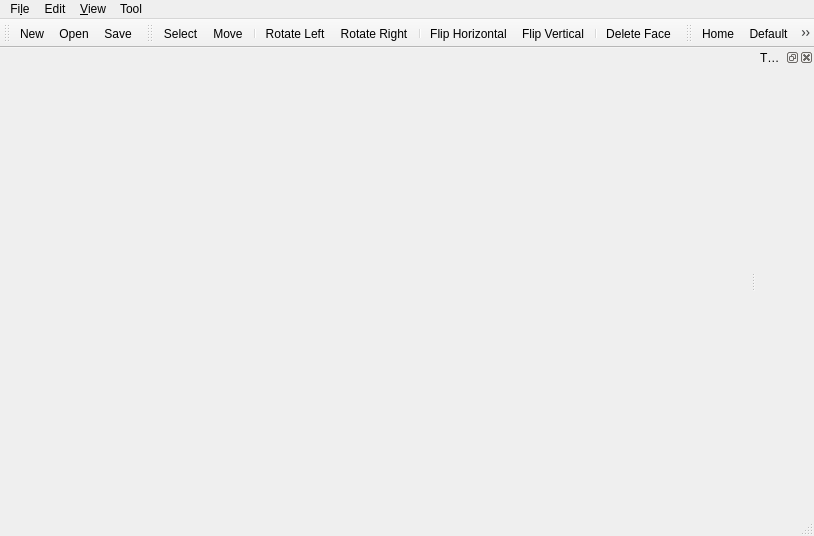
Old version of the form mainwindow.ui in the repository ikskuh/VersaTile.
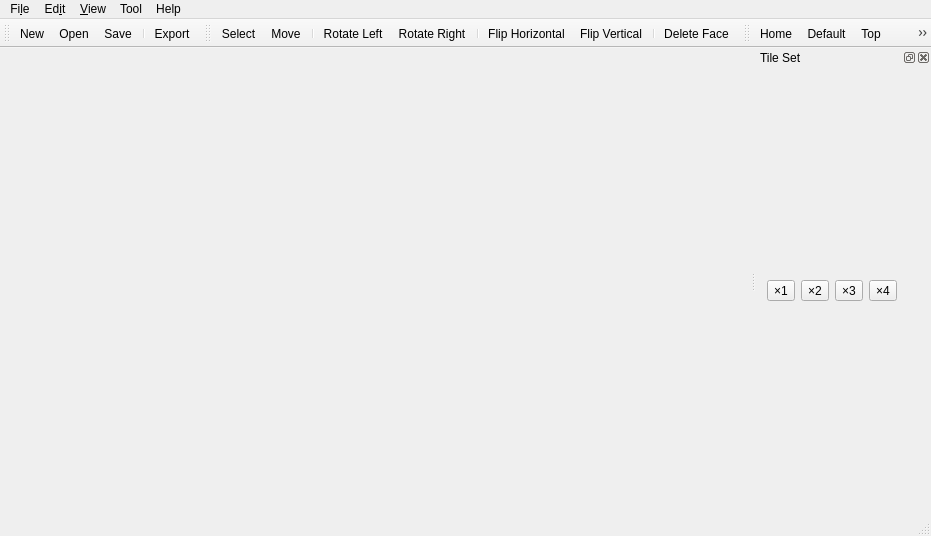
New version of the form. Icons and pictures are not drawn.

Commit message: Adds some more icons, adds about dialog, adds github page link, removes selection from tile view when stopping insert.

Patch:
```diff
--- a/mainwindow.ui
+++ b/mainwindow.ui
@@ -6,7 +6,7 @@
    <rect>
     <x>0</x>
     <y>0</y>
-    <width>809</width>
+    <width>931</width>
     <height>536</height>
    </rect>
   </property>
@@ -26,8 +26,8 @@
     <rect>
      <x>0</x>
      <y>0</y>
-     <width>809</width>
-     <height>19</height>
+     <width>931</width>
+     <height>20</height>
     </rect>
    </property>
    <widget class="QMenu" name="menuFile">
@@ -45,7 +45,7 @@
    </widget>
    <widget class="QMenu" name="menuEdit">
     <property name="title">
-     <string>Edit</string>
+     <string>Ed&amp;it</string>
     </property>
     <addaction name="actionUndo"/>
     <addaction name="actionRedo"/>
@@ -79,10 +79,18 @@
     <addaction name="actionSelect"/>
     <addaction name="actionMove"/>
    </widget>
+   <widget class="QMenu" name="menu">
+    <property name="title">
+     <string>Help</string>
+    </property>
+    <addaction name="actionGitHub_Page"/>
+    <addaction name="actionAbout"/>
+   </widget>
    <addaction name="menuFile"/>
    <addaction name="menuEdit"/>
    <addaction name="menuView"/>
    <addaction name="menuMode"/>
+   <addaction name="menu"/>
   </widget>
   <widget class="QToolBar" name="mainToolBar">
    <property name="windowTitle">
@@ -97,6 +105,8 @@
    <addaction name="actionNew"/>
    <addaction name="actionOpen"/>
    <addaction name="actionSave"/>
+   <addaction name="separator"/>
+   <addaction name="actionExport"/>
   </widget>
   <widget class="QStatusBar" name="statusBar"/>
   <widget class="QDockWidget" name="dockWidgetTileset">
@@ -107,12 +117,66 @@
     <set>Qt::LeftDockWidgetArea|Qt::RightDockWidgetArea</set>
    </property>
    <property name="windowTitle">
-    <string>T&amp;ile Set</string>
+    <string>Tile Set</string>
    </property>
    <attribute name="dockWidgetArea">
     <number>2</number>
    </attribute>
-   <widget class="QWidget" name="dockWidgetContents"/>
+   <widget class="QWidget" name="dockWidgetContents">
+    <layout class="QVBoxLayout" name="verticalLayout">
+     <property name="sizeConstraint">
+      <enum>QLayout::SetMinimumSize</enum>
+     </property>
+     <item>
+      <layout class="QHBoxLayout" name="horizontalLayout">
+       <property name="sizeConstraint">
+        <enum>QLayout::SetDefaultConstraint</enum>
+       </property>
+       <item>
+        <widget class="QToolButton" name="toolButtonZoomX1">
+         <property name="text">
+          <string>×1</string>
+         </property>
+        </widget>
+       </item>
+       <item>
+        <widget class="QToolButton" name="toolButtonZoomX2">
+         <property name="text">
+          <string>×2</string>
+         </property>
+        </widget>
+       </item>
+       <item>
+        <widget class="QToolButton" name="toolButtonZoomX3">
+         <property name="text">
+          <string>×3</string>
+         </property>
+        </widget>
+       </item>
+       <item>
+        <widget class="QToolButton" name="toolButtonZoomX4">
+         <property name="text">
+          <string>×4</string>
+         </property>
+        </widget>
+       </item>
+       <item>
+        <spacer name="horizontalSpacer">
+         <property name="orientation">
+          <enum>Qt::Horizontal</enum>
+         </property>
+         <property name="sizeHint" stdset="0">
+          <size>
+           <width>40</width>
+           <height>20</height>
+          </size>
+         </property>
+        </spacer>
+       </item>
+      </layout>
+     </item>
+    </layout>
+   </widget>
   </widget>
   <widget class="QToolBar" name="toolBar_2">
    <property name="windowTitle">
@@ -375,6 +439,39 @@
     <string>Ctrl+Y</string>
    </property>
   </action>
+  <action name="actionExport">
+   <property name="icon">
+    <iconset resource="data.qrc">
+     <normaloff>:/data/export.png</normaloff>:/data/export.png</iconset>
+   </property>
+   <property name="text">
+    <string>&amp;Export...</string>
+   </property>
+   <property name="toolTip">
+    <string>Export 3D model...</string>
+   </property>
+  </action>
+  <action name="actionAbout">
+   <property name="icon">
+    <iconset resource="data.qrc">
+     <normaloff>:/data/information-variant.png</normaloff>:/data/information-variant.png</iconset>
+   </property>
+   <property name="text">
+    <string>&amp;About...</string>
+   </property>
+  </action>
+  <action name="actionGitHub_Page">
+   <property name="icon">
+    <iconset resource="data.qrc">
+     <normaloff>:/data/github-circle.png</normaloff>:/data/github-circle.png</iconset>
+   </property>
+   <property name="text">
+    <string>&amp;GitHub Page...</string>
+   </property>
+   <property name="toolTip">
+    <string>Go to the GitHub page</string>
+   </property>
+  </action>
  </widget>
  <layoutdefault spacing="6" margin="11"/>
  <resources>
```
Left out of the diff: 24 changed lines with no effect on the pictures. The commit also changes 16 other files.
